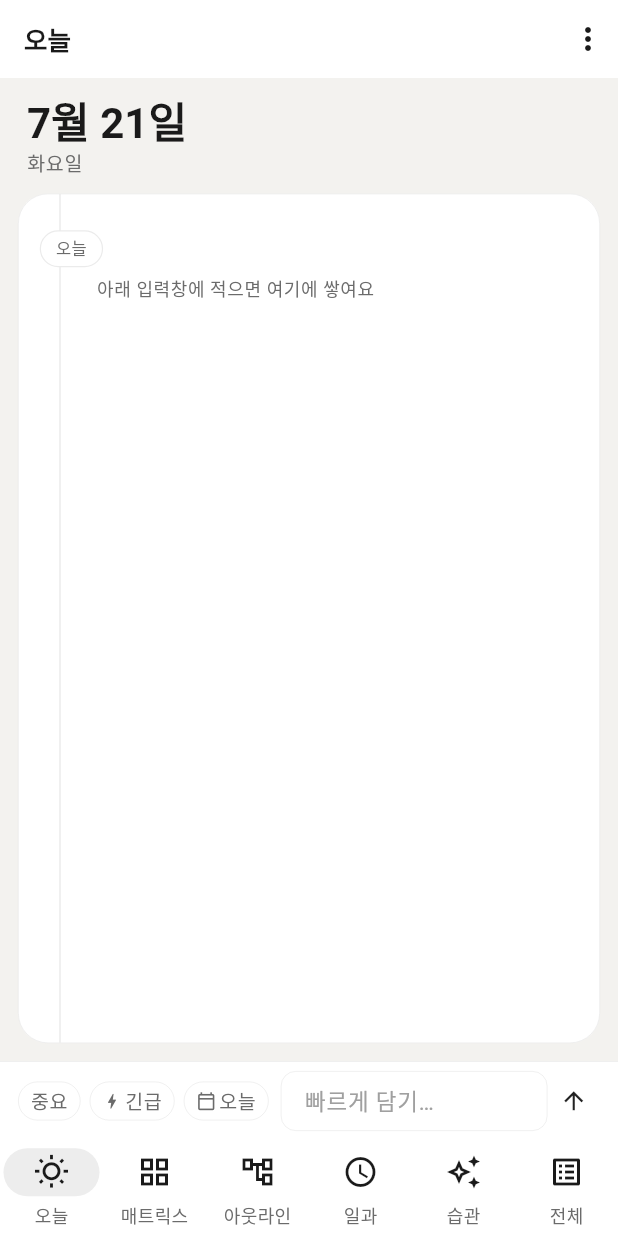
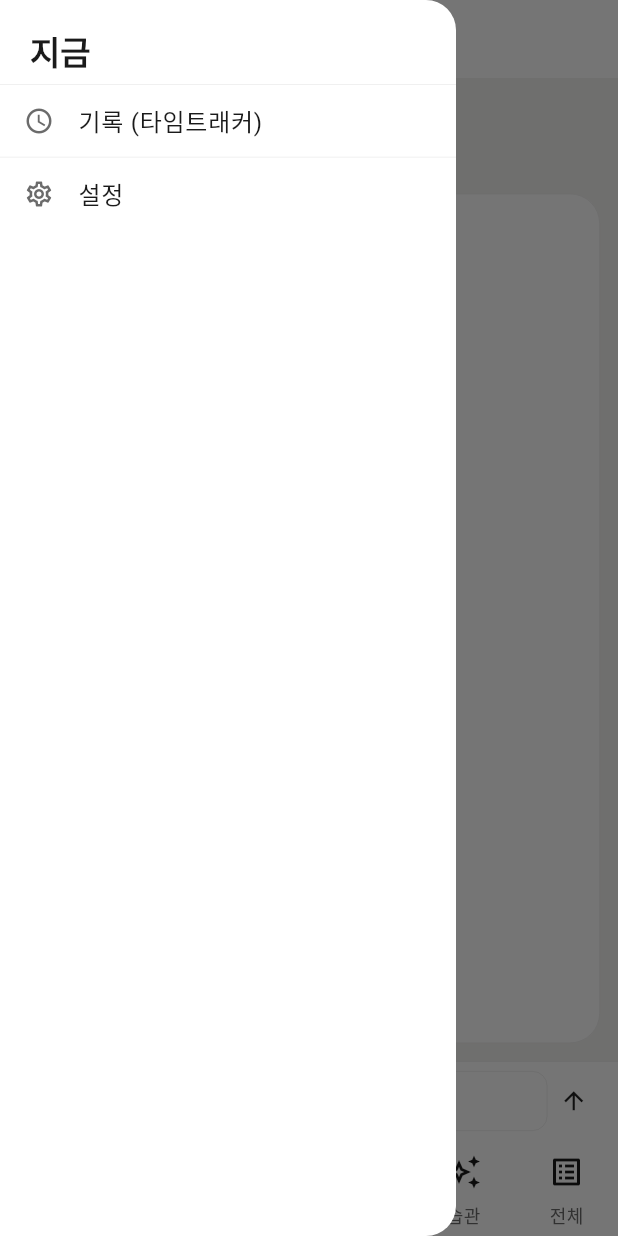
Before and after one commit to miziixx/jigoom, a Flutter app: the screen it shows after launch, with the side drawer open (before the commit the screen has no drawer), on a phone screen of 412 x 824 dp. Run offline on Flutter 3.47's test engine with Material 3 defaults, Android fonts, the phone set to English and light mode, and no system bars; our stand-ins replace drift, drift_flutter, file_picker, flutter_colorpicker, flutter_local_notifications, flutter_riverpod and 6 more; missing offline and left inert: dart:html, google_mlkit_text_recognition, home_widget, receive_sharing_intent, shelf_router; accounts and stored records are empty; generated files the repository leaves out were written again; Roboto replaces fonts that are missing (Pretendard).

Commit message:
feat(jigeum): 사이드바 + 설정 화면(폰트 크기·굵기) + 위젯 이름·톤 정리
- ⋮ 팝업 제거 → 왼쪽 사이드바(Drawer): 기록(타임트래커) / 설정
- 설정 화면 신설: 백업 내보내기·가져오기(복원) 각각, 위젯 투명도,
  글자 크기 슬라이더(85~140%), 글자 굵기 슬라이더(얇게~굵게) + 미리보기
- 설정은 DB(settings 표)에 저장, 앱 전체에 즉시 반영
  (fontScale→MediaQuery textScaler, weightDelta→TextTheme 굵기 이동)
- 테마: Drawer/PopupMenu 보라 틴트 제거·흰 톤+헤어라인 (컨셉 통일)
- 위젯 이름 지정: '지금 · 포커스' / '지금 · 매트릭스' / '지금 · 타임트래커'

Co-Authored-By: Claude Opus 4.8 <noreply@anthropic.com>
Claude-Session: https://claude.ai/code/session_0148HwGxjHBMAnrdakVDwWLh

```diff
--- a/jigeum/lib/app.dart
+++ b/jigeum/lib/app.dart
@@ -9,10 +9,10 @@ import 'features/habit/habit_view.dart';
 import 'features/matrix/matrix_view.dart';
 import 'features/outline/outline_view.dart';
 import 'features/schedule/schedule_view.dart';
+import 'features/settings/settings_screen.dart';
 import 'features/timetrack/time_track_screen.dart';
 import 'features/today/today_view.dart';
 import 'features/today/two_minute_sheet.dart';
-import 'features/widgetkit/widget_bridge.dart';
 import 'providers.dart';
 
 /// 셸: 오늘 / 매트릭스 / 아웃라인 / 전체.
@@ -102,29 +102,9 @@ class _AppShellState extends ConsumerState<AppShell> {
               onPressed: _newGoal,
             ),
           ],
-          PopupMenuButton<String>(
-            icon: const Icon(Icons.more_vert),
-            onSelected: (v) {
-              switch (v) {
-                case 'timetrack':
-                  _openTimeTrack();
-                case 'opacity':
-                  _widgetOpacityDialog();
-                case 'export':
-                  _exportBackup();
-                case 'import':
-                  _importBackup();
-              }
-            },
-            itemBuilder: (ctx) => const [
-              PopupMenuItem(value: 'timetrack', child: Text('기록 (타임트래커)')),
-              PopupMenuItem(value: 'opacity', child: Text('위젯 투명도')),
-              PopupMenuItem(value: 'export', child: Text('백업 내보내기')),
-              PopupMenuItem(value: 'import', child: Text('백업 가져오기 (복원)')),
-            ],
-          ),
         ],
       ),
+      drawer: _buildDrawer(context),
       // 입력바가 키보드 위로 따라 올라오도록 body 에 배치.
       body: SafeArea(
         child: Column(
@@ -256,93 +236,34 @@ class _AppShellState extends ConsumerState<AppShell> {
     await showTwoMinuteSheet(context, ref, goalId: id, goalTitle: title.trim());
   }
 
-  /// 백업 내보내기: 전체 데이터를 JSON 으로 → 문서창(SAF) 저장.
-  Future<void> _exportBackup() async {
-    try {
-      final json = await ref.read(backupServiceProvider).exportJson();
-      final now = DateTime.now();
-      final stamp =
-          '${now.year}${now.month.toString().padLeft(2, '0')}${now.day.toString().padLeft(2, '0')}';
-      final ok = await WidgetBridge.saveBackup('jigeum-backup-$stamp.json', json);
-      if (!mounted) return;
-      _toast(ok ? '백업을 저장했어요' : '저장을 취소했어요');
-    } catch (e) {
-      if (mounted) _toast('백업 실패: $e');
-    }
-  }
+  void _openSettings() => Navigator.of(context)
+      .push(MaterialPageRoute(builder: (_) => const SettingsScreen()));
 
-  /// 백업 가져오기(전체 교체): 파일 선택 → 확인 → 복원.
-  Future<void> _importBackup() async {
-    final json = await WidgetBridge.openBackup();
-    if (json == null || !mounted) return;
+  /// 사이드바 메뉴.
+  Widget _buildDrawer(BuildContext context) {
+    final theme = Theme.of(context);
+    Widget item(IconData icon, String label, VoidCallback onTap) => ListTile(
+          leading: Icon(icon, size: 20),
+          title: Text(label, style: theme.textTheme.bodyLarge),
+          onTap: () {
+            Navigator.of(context).pop(); // 드로어 닫기
+            onTap();
+          },
+        );
 
-    final ok = await showDialog<bool>(
-      context: context,
-      builder: (ctx) => AlertDialog(
-        title: const Text('복원할까요?'),
-        content: const Text('지금의 모든 데이터를 지우고\n선택한 백업으로 되돌립니다.'),
-        actions: [
-          TextButton(
-              onPressed: () => Navigator.of(ctx).pop(false),
-              child: const Text('취소')),
-          FilledButton(
-              onPressed: () => Navigator.of(ctx).pop(true),
-              child: const Text('복원')),
-        ],
-      ),
-    );
-    if (ok != true) return;
-
-    try {
-      await ref.read(backupServiceProvider).importJson(json);
-      if (mounted) _toast('복원했어요');
-    } catch (e) {
-      if (mounted) _toast('복원 실패 — 올바른 백업 파일인지 확인해 주세요');
-    }
-  }
-
-  void _toast(String msg) {
-    ScaffoldMessenger.of(context)
-      ..clearSnackBars()
-      ..showSnackBar(SnackBar(content: Text(msg)));
-  }
-
-  /// 홈/잠금 위젯 배경 투명도 설정 (0=투명 ~ 100=불투명).
-  Future<void> _widgetOpacityDialog() async {
-    var value = (await WidgetBridge.getWidgetOpacity()).toDouble();
-    if (!mounted) return;
-    await showDialog<void>(
-      context: context,
-      builder: (ctx) => StatefulBuilder(
-        builder: (ctx, setDialogState) => AlertDialog(
-          title: const Text('위젯 투명도'),
-          content: Column(
-            mainAxisSize: MainAxisSize.min,
-            children: [
-              Text('${value.round()}%',
-                  style: Theme.of(ctx).textTheme.titleMedium),
-              Slider(
-                value: value,
-                min: 0,
-                max: 100,
-                divisions: 20,
-                onChanged: (v) => setDialogState(() => value = v),
-              ),
-              Text('0% = 완전 투명 · 100% = 불투명',
-                  style: Theme.of(ctx).textTheme.bodySmall),
-            ],
-          ),
-          actions: [
-            TextButton(
-                onPressed: () => Navigator.of(ctx).pop(),
-                child: const Text('취소')),
-            FilledButton(
-              onPressed: () async {
-                await WidgetBridge.setWidgetOpacity(value.round());
-                if (ctx.mounted) Navigator.of(ctx).pop();
-              },
-              child: const Text('적용'),
+    return Drawer(
+      child: SafeArea(
+        child: Column(
+          crossAxisAlignment: CrossAxisAlignment.start,
+          children: [
+            Padding(
+              padding: const EdgeInsets.fromLTRB(20, 20, 20, 8),
+              child: Text('지금', style: theme.textTheme.titleLarge),
             ),
+            const Divider(height: 0.5),
+            item(Icons.access_time, '기록 (타임트래커)', _openTimeTrack),
+            const Divider(height: 0.5),
+            item(Icons.settings_outlined, '설정', _openSettings),
           ],
         ),
       ),
--- a/jigeum/lib/core/theme.dart
+++ b/jigeum/lib/core/theme.dart
@@ -27,11 +27,30 @@ class AppColors {
 const kAnimDuration = Duration(milliseconds: 200);
 const kAnimCurve = Curves.easeOut;
 
+/// 굵기 조절: FontWeight 을 delta 만큼 이동 (w400=index3 기준).
+FontWeight shiftWeight(FontWeight base, int delta) {
+  const order = [
+    FontWeight.w100,
+    FontWeight.w200,
+    FontWeight.w300,
+    FontWeight.w400,
+    FontWeight.w500,
+    FontWeight.w600,
+    FontWeight.w700,
+    FontWeight.w800,
+    FontWeight.w900,
+  ];
+  final i = (order.indexOf(base) + delta).clamp(0, order.length - 1);
+  return order[i];
+}
+
 class AppTheme {
-  static ThemeData light() => _build(Brightness.light);
-  static ThemeData dark() => _build(Brightness.dark);
+  static ThemeData light({int weightDelta = 0}) =>
+      _build(Brightness.light, weightDelta);
+  static ThemeData dark({int weightDelta = 0}) =>
+      _build(Brightness.dark, weightDelta);
 
-  static ThemeData _build(Brightness b) {
+  static ThemeData _build(Brightness b, [int weightDelta = 0]) {
     final isDark = b == Brightness.dark;
     final bg = isDark ? AppColors.bgDark : AppColors.bgLight;
     final primary =
@@ -61,7 +80,30 @@ class AppTheme {
       scaffoldBackgroundColor: bg,
       canvasColor: bg,
       colorScheme: scheme,
-      textTheme: _textTheme(primary, secondary),
+      textTheme: _textTheme(primary, secondary, weightDelta),
+      // 드로어·팝업: M3 보라 틴트 제거, 흰 톤 + 헤어라인.
+      drawerTheme: DrawerThemeData(
+        backgroundColor: bg,
+        surfaceTintColor: Colors.transparent,
+        elevation: 0,
+        shape: const RoundedRectangleBorder(
+          borderRadius:
+              BorderRadius.horizontal(right: Radius.circular(20)),
+        ),
+      ),
+      popupMenuTheme: PopupMenuThemeData(
+        color: bg,
+        surfaceTintColor: Colors.transparent,
+        elevation: 0,
+        shape: RoundedRectangleBorder(
+          borderRadius: BorderRadius.circular(12),
+          side: BorderSide(color: hairline, width: 0.5),
+        ),
+      ),
+      listTileTheme: ListTileThemeData(
+        iconColor: secondary,
+        textColor: primary,
+      ),
       // 전역 밀도: 터치영역 부풀림 없이 컴팩트하게.
       visualDensity: VisualDensity.compact,
       materialTapTargetSize: MaterialTapTargetSize.shrinkWrap,
@@ -197,34 +239,22 @@ class AppTheme {
     );
   }
 
-  static TextTheme _textTheme(Color primary, Color secondary) {
+  static TextTheme _textTheme(
+      Color primary, Color secondary, int weightDelta) {
     const family = 'Pretendard';
+    final reg = shiftWeight(FontWeight.w400, weightDelta);
+    final semi = shiftWeight(FontWeight.w600, weightDelta);
     return TextTheme(
       titleLarge: TextStyle(
-          fontFamily: family,
-          fontWeight: FontWeight.w600,
-          fontSize: 22,
-          color: primary),
+          fontFamily: family, fontWeight: semi, fontSize: 22, color: primary),
       titleMedium: TextStyle(
-          fontFamily: family,
-          fontWeight: FontWeight.w600,
-          fontSize: 17,
-          color: primary),
+          fontFamily: family, fontWeight: semi, fontSize: 17, color: primary),
       bodyLarge: TextStyle(
-          fontFamily: family,
-          fontWeight: FontWeight.w400,
-          fontSize: 16,
-          color: primary),
+          fontFamily: family, fontWeight: reg, fontSize: 16, color: primary),
       bodyMedium: TextStyle(
-          fontFamily: family,
-          fontWeight: FontWeight.w400,
-          fontSize: 15,
-          color: primary),
+          fontFamily: family, fontWeight: reg, fontSize: 15, color: primary),
       bodySmall: TextStyle(
-          fontFamily: family,
-          fontWeight: FontWeight.w400,
-          fontSize: 13,
-          color: secondary),
+          fontFamily: family, fontWeight: reg, fontSize: 13, color: secondary),
     );
   }
 }
--- a/jigeum/lib/main.dart
+++ b/jigeum/lib/main.dart
@@ -8,6 +8,7 @@ import 'package:intl/date_symbol_data_local.dart';
 import 'app.dart';
 import 'core/constants.dart';
 import 'core/journal.dart';
+import 'core/settings_controller.dart';
 import 'core/theme.dart';
 import 'data/db.dart';
 import 'data/repos/time_track_repository.dart';
@@ -205,19 +206,27 @@ class _GoalAppState extends ConsumerState<GoalApp> {
 
   @override
   Widget build(BuildContext context) {
+    final settings = ref.watch(settingsProvider);
     return MaterialApp(
       title: '지금',
       debugShowCheckedModeBanner: false,
-      theme: AppTheme.light(),
-      darkTheme: AppTheme.dark(),
+      theme: AppTheme.light(weightDelta: settings.weightDelta),
+      darkTheme: AppTheme.dark(weightDelta: settings.weightDelta),
       themeMode: ThemeMode.system,
       builder: (context, child) {
-        return ValueListenableBuilder<String?>(
-          valueListenable: gError,
-          builder: (context, err, _) {
-            if (err != null) return _ErrorScreen(message: err);
-            return child ?? const SizedBox.shrink();
-          },
+        final mq = MediaQuery.of(context);
+        return MediaQuery(
+          // 폰트 크기: 시스템 배율에 앱 설정 배율을 곱함.
+          data: mq.copyWith(
+            textScaler: TextScaler.linear(settings.fontScale),
+          ),
+          child: ValueListenableBuilder<String?>(
+            valueListenable: gError,
+            builder: (context, err, _) {
+              if (err != null) return _ErrorScreen(message: err);
+              return child ?? const SizedBox.shrink();
+            },
+          ),
         );
       },
       home: const AppShell(),
```
Also changed, not shown: jigeum/lib/core/settings_controller.dart (added, +65 -0 lines), jigeum/lib/features/settings/settings_screen.dart (added, +232 -0 lines), 1 other file.
